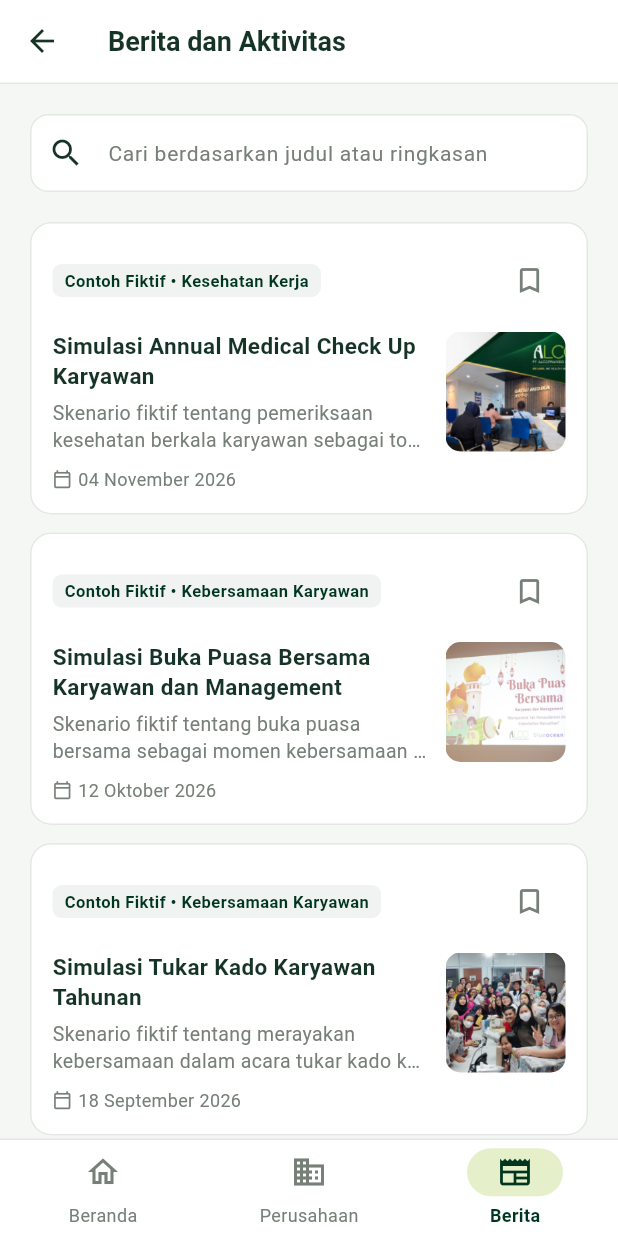
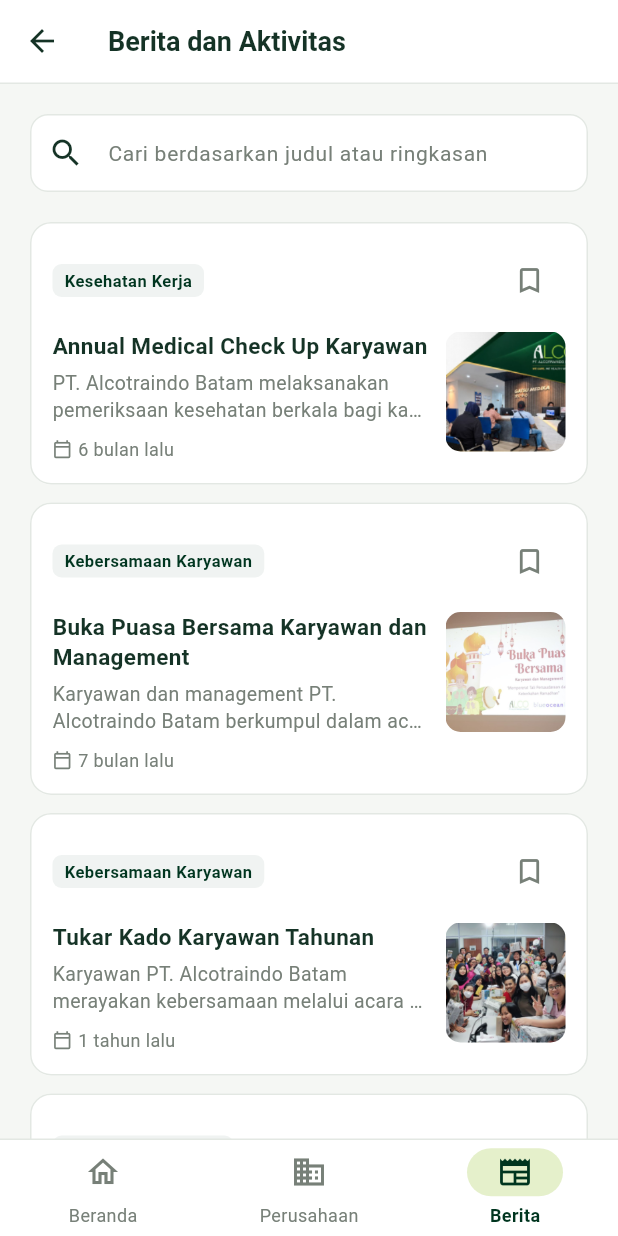
Before and after one commit to ivanmahendraa/alco_company_profile, a Flutter app: the NewsScreen screen opened by its route, on a phone screen of 412 x 824 dp. Run offline on Flutter 3.47's test engine with Material 3 defaults, Android fonts, the phone set to English and light mode, and no system bars; our stand-ins replace flutter_svg.

```diff
--- a/lib/app.dart
+++ b/lib/app.dart
@@ -1,14 +1,12 @@
 import 'package:flutter/material.dart';
 import 'package:provider/provider.dart';
 
-import 'data/news_data.dart';
-import 'models/news_item.dart';
 import 'providers/news_provider.dart';
 import 'screens/business_info_screen.dart';
 import 'screens/company_profile_screen.dart';
 import 'screens/dashboard_screen.dart';
-import 'screens/destination_placeholder_screen.dart';
 import 'screens/login_screen.dart';
+import 'screens/news_detail_screen.dart';
 import 'screens/news_screen.dart';
 import 'screens/splash_screen.dart';
 import 'utils/app_colors.dart';
@@ -67,27 +65,11 @@ class AlcoApp extends StatelessWidget {
           builder: (_) => const NewsScreen(),
         );
       case AppRoutes.newsDetail:
-        final item = settings.arguments;
-        if (item is NewsItem && newsItems.any((news) => news.id == item.id)) {
-          return MaterialPageRoute<dynamic>(
-            settings: settings,
-            builder: (_) => DestinationPlaceholderScreen(
-              title: 'Detail Berita',
-              description: 'Layar Detail Berita akan dibuat pada Task 09.',
-              newsItem: item,
-              backRoute: AppRoutes.news,
-            ),
-          );
-        }
+        final newsId = settings.arguments;
         return MaterialPageRoute<dynamic>(
           settings: settings,
-          builder: (_) => const DestinationPlaceholderScreen(
-            title: 'Detail Berita',
-            description:
-                'Berita yang dipilih tidak tersedia. Layar Detail Berita '
-                'akan dibuat pada Task 09.',
-            backRoute: AppRoutes.news,
-          ),
+          builder: (_) =>
+              NewsDetailScreen(newsId: newsId is String ? newsId : null),
         );
       default:
         return MaterialPageRoute<dynamic>(
--- a/lib/data/news_data.dart
+++ b/lib/data/news_data.dart
@@ -1,54 +1,46 @@
 import '../models/news_item.dart';
 
-/// All entries below are fictional examples for app development and testing.
-/// They do not describe events that occurred at PT. Alcotraindo Batam.
+/// The first three entries describe company events confirmed by the user.
+/// Remaining entries are fictional examples for app development and testing.
 const List<NewsItem> newsItems = <NewsItem>[
   NewsItem(
     id: 'sample-activity-001',
-    title: 'Simulasi Annual Medical Check Up Karyawan',
-    category: 'Contoh Fiktif • Kesehatan Kerja',
-    date: '04 November 2026',
+    title: 'Annual Medical Check Up Karyawan',
+    category: 'Kesehatan Kerja',
+    date: '6 bulan lalu',
     summary:
-        'Skenario fiktif tentang pemeriksaan kesehatan berkala karyawan '
-        'sebagai topik umum kesehatan kerja.',
+        'PT. Alcotraindo Batam melaksanakan pemeriksaan kesehatan berkala '
+        'bagi karyawan.',
     content:
-        'Contoh fiktif ini membahas pemeriksaan kesehatan berkala karyawan '
-        'secara umum. Rincian pemeriksaan dapat berbeda sesuai kebutuhan dan '
-        'kebijakan masing-masing organisasi. Konten ini bukan laporan kegiatan '
-        'PT. Alcotraindo Batam dan tidak menyatakan bahwa pemeriksaan benar-benar '
-        'diselenggarakan oleh perusahaan.',
+        'Kegiatan Annual Medical Check Up karyawan PT. Alcotraindo Batam '
+        'dilaksanakan sebagai pemeriksaan kesehatan berkala.',
     imageAsset: 'assets/images/news/news_001.jpg',
   ),
   NewsItem(
     id: 'sample-activity-002',
-    title: 'Simulasi Buka Puasa Bersama Karyawan dan Management',
-    category: 'Contoh Fiktif • Kebersamaan Karyawan',
-    date: '12 Oktober 2026',
+    title: 'Buka Puasa Bersama Karyawan dan Management',
+    category: 'Kebersamaan Karyawan',
+    date: '7 bulan lalu',
     summary:
-        'Skenario fiktif tentang buka puasa bersama sebagai momen kebersamaan '
-        'karyawan dan management.',
+        'Karyawan dan management PT. Alcotraindo Batam berkumpul dalam acara '
+        'buka puasa bersama.',
     content:
-        'Contoh fiktif ini menggambarkan kegiatan buka puasa bersama karyawan '
-        'dan management sebagai momen kebersamaan. Gambar digunakan sebagai '
-        'ilustrasi untuk contoh aplikasi. Konten ini bukan laporan kegiatan '
-        'yang telah diverifikasi dan tidak menyatakan bahwa acara tersebut '
-        'benar-benar diselenggarakan oleh PT. Alcotraindo Batam.',
+        'Acara buka puasa bersama menjadi momen bagi karyawan dan management '
+        'PT. Alcotraindo Batam untuk berkumpul.',
     imageAsset: 'assets/images/news/news_002.jpg',
   ),
   NewsItem(
     id: 'sample-activity-003',
-    title: 'Simulasi Tukar Kado Karyawan Tahunan',
-    category: 'Contoh Fiktif • Kebersamaan Karyawan',
-    date: '18 September 2026',
+    title: 'Tukar Kado Karyawan Tahunan',
+    category: 'Kebersamaan Karyawan',
+    date: '1 tahun lalu',
     summary:
-        'Skenario fiktif tentang merayakan kebersamaan dalam acara tukar kado '
-        'karyawan tahunan.',
+        'Karyawan PT. Alcotraindo Batam merayakan kebersamaan melalui acara '
+        'tukar kado tahunan.',
     content:
-        'Contoh fiktif ini menggambarkan acara tukar kado karyawan tahunan '
-        'sebagai momen untuk merayakan kebersamaan. Gambar digunakan sebagai '
-        'ilustrasi untuk contoh aplikasi. Konten ini bukan laporan kegiatan '
-        'yang telah diverifikasi dan tidak menyatakan bahwa acara tersebut '
-        'benar-benar diselenggarakan oleh PT. Alcotraindo Batam.',
+        'Acara tukar kado karyawan tahunan menjadi momen kebersamaan bagi '
+        'karyawan PT. Alcotraindo Batam. Foto kegiatan memperlihatkan para '
+        'peserta membawa kado.',
     imageAsset: 'assets/images/news/news_003.jpg',
   ),
   NewsItem(
--- a/lib/screens/dashboard_screen.dart
+++ b/lib/screens/dashboard_screen.dart
@@ -194,7 +194,7 @@ class DashboardScreen extends StatelessWidget {
                                   newsProvider.toggleBookmark(item.id),
                               onTap: () => Navigator.of(context).pushNamed(
                                 AppRoutes.newsDetail,
-                                arguments: item,
+                                arguments: item.id,
                               ),
                             ),
                           ),
--- a/lib/screens/news_screen.dart
+++ b/lib/screens/news_screen.dart
@@ -142,7 +142,7 @@ class _NewsScreenState extends State<NewsScreen> {
                                 onTap: () {
                                   Navigator.of(context).pushNamed(
                                     AppRoutes.newsDetail,
-                                    arguments: item,
+                                    arguments: item.id,
                                   );
                                 },
                               );
```
Also changed, not shown: lib/screens/news_detail_screen.dart (added, +226 -0 lines), 5 other files.
